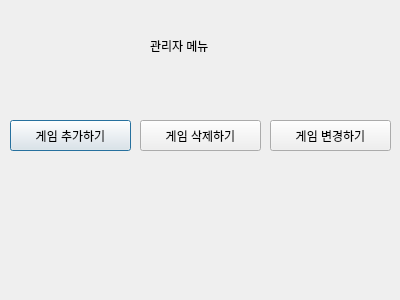
The window that Term Project/managermenu.ui (jeongmin99/Database-Systems-Homework) describes before a commit, drawn with Qt 5.
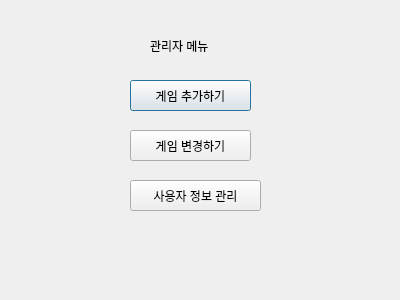
The same window after the commit.

What changed in the file:
```diff
--- a/Term Project/managermenu.ui
+++ b/Term Project/managermenu.ui
@@ -29,8 +29,8 @@
   <widget class="QPushButton" name="add">
    <property name="geometry">
     <rect>
-     <x>10</x>
-     <y>120</y>
+     <x>130</x>
+     <y>80</y>
      <width>121</width>
      <height>31</height>
     </rect>
@@ -42,21 +42,8 @@
   <widget class="QPushButton" name="remove">
    <property name="geometry">
     <rect>
-     <x>140</x>
-     <y>120</y>
-     <width>121</width>
-     <height>31</height>
-    </rect>
-   </property>
-   <property name="text">
-    <string>게임 삭제하기</string>
-   </property>
-  </widget>
-  <widget class="QPushButton" name="find_3">
-   <property name="geometry">
-    <rect>
-     <x>270</x>
-     <y>120</y>
+     <x>130</x>
+     <y>130</y>
      <width>121</width>
      <height>31</height>
     </rect>
@@ -65,6 +52,19 @@
     <string>게임 변경하기</string>
    </property>
   </widget>
+  <widget class="QPushButton" name="info">
+   <property name="geometry">
+    <rect>
+     <x>130</x>
+     <y>180</y>
+     <width>131</width>
+     <height>31</height>
+    </rect>
+   </property>
+   <property name="text">
+    <string>사용자 정보 관리</string>
+   </property>
+  </widget>
  </widget>
  <resources/>
  <connections/>
```
Left out of the diff: 2 changed lines with no effect on the pictures.
